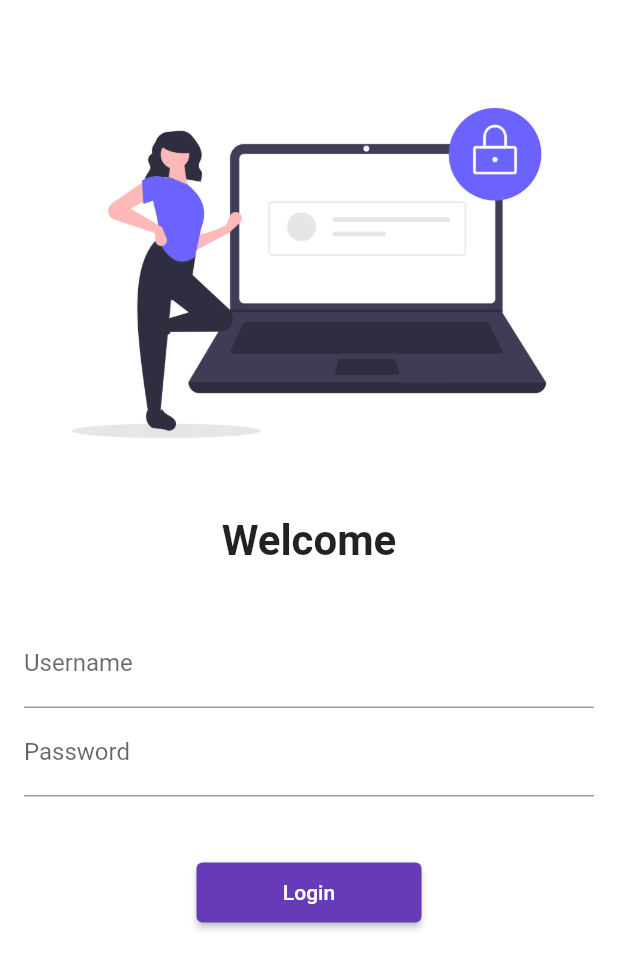
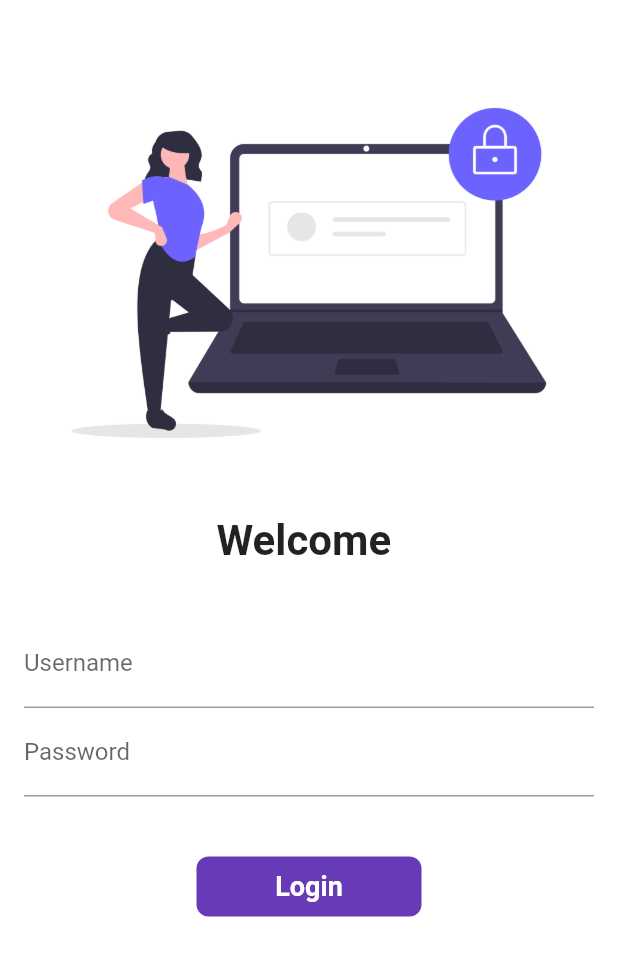
Before and after one commit to AbhiNaik988/Flutter_catelog_app, a Flutter app: the screen it shows after launch, on a phone screen of 412 x 824 dp. Shown: the top 969 px of the screen. Run offline on Flutter 3.47's test engine with Material 2 defaults, Android fonts, the phone set to English and light mode, and no system bars.

Commit message:
part 6 completed

```diff
--- a/lib/pages/login_page.dart
+++ b/lib/pages/login_page.dart
@@ -2,8 +2,16 @@ import 'package:catelog_app/utils/routes.dart';
 import 'package:flutter/cupertino.dart';
 import 'package:flutter/material.dart';
 
-class LoginPage extends StatelessWidget {
+class LoginPage extends StatefulWidget {
   const LoginPage({Key? key}) : super(key: key);
+
+  @override
+  State<LoginPage> createState() => _LoginPageState();
+}
+
+class _LoginPageState extends State<LoginPage> {
+  String name = "";
+  bool changeButton = false;
 
   @override
   Widget build(BuildContext context) {
@@ -18,9 +26,9 @@ class LoginPage extends StatelessWidget {
               fit: BoxFit.cover,
             ),
             const SizedBox(height: 20),
-            const Text(
-              "Welcome",
-              style: TextStyle(
+            Text(
+              "Welcome $name",
+              style: const TextStyle(
                 fontSize: 28,
                 fontWeight: FontWeight.bold,
               ),
@@ -35,6 +43,11 @@ class LoginPage extends StatelessWidget {
                         hintText: "Enter Username",
                         labelText: "Username"
                     ),
+                    onChanged: (value){
+                      setState(() {
+                        name = value;
+                      });
+                    },
                   ),
                   TextFormField(
                     obscureText: true,
@@ -44,15 +57,44 @@ class LoginPage extends StatelessWidget {
                     ),
                   ),
                   const SizedBox(height: 40),
-                  ElevatedButton(
-                      onPressed: (){
-                        Navigator.pushNamed(context, MyRoutes.homeRoute);
-                      },
-                      child: const Text("Login"),
-                    style: TextButton.styleFrom(
-                      minimumSize: Size(150,40),
+                  InkWell(
+                    onTap: () async {
+                      setState(() {
+                        changeButton = true;
+                      });
+
+                      await Future.delayed(Duration(seconds: 1));
+                      Navigator.pushNamed(context, MyRoutes.homeRoute);
+                    },
+                    child: AnimatedContainer(
+                      width: changeButton ? 60 : 150,
+                      height: 40,
+                      alignment: Alignment.center,
+                      decoration: BoxDecoration(
+                        color: Colors.deepPurple,
+                        // shape: changeButton ? BoxShape.circle : BoxShape.rectangle,
+                        borderRadius: BorderRadius.circular(changeButton ? 40 : 8),
+                      ),
+                      duration: const Duration(seconds: 1),
+                      child: changeButton ? const Icon(Icons.done,color: Colors.white) : const Text(
+                        "Login",
+                        style: TextStyle(
+                          color: Colors.white,
+                          fontWeight: FontWeight.bold,
+                          fontSize: 18
+                        ),
+                      ),
                     ),
                   ),
+                  // ElevatedButton(
+                  //     onPressed: (){
+                  //       Navigator.pushNamed(context, MyRoutes.homeRoute);
+                  //     },
+                  //     child: const Text("Login"),
+                  //   style: TextButton.styleFrom(
+                  //     minimumSize: Size(150,40),
+                  //   ),
+                  // ),
                 ],
               ),
             ),
```
